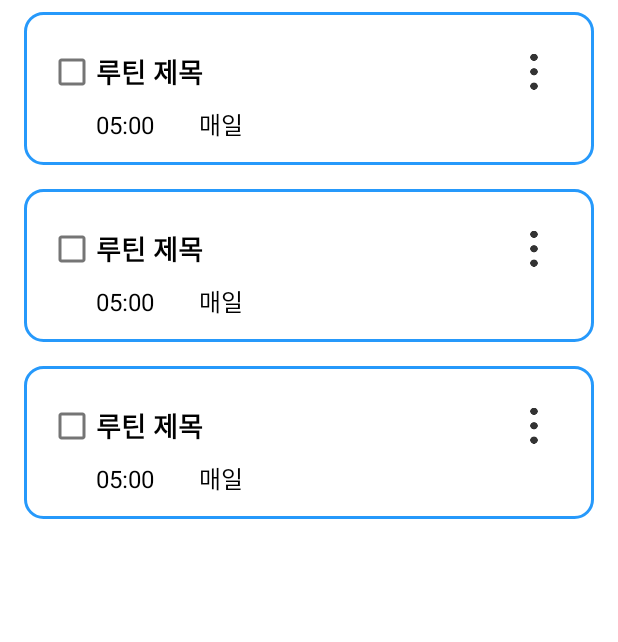
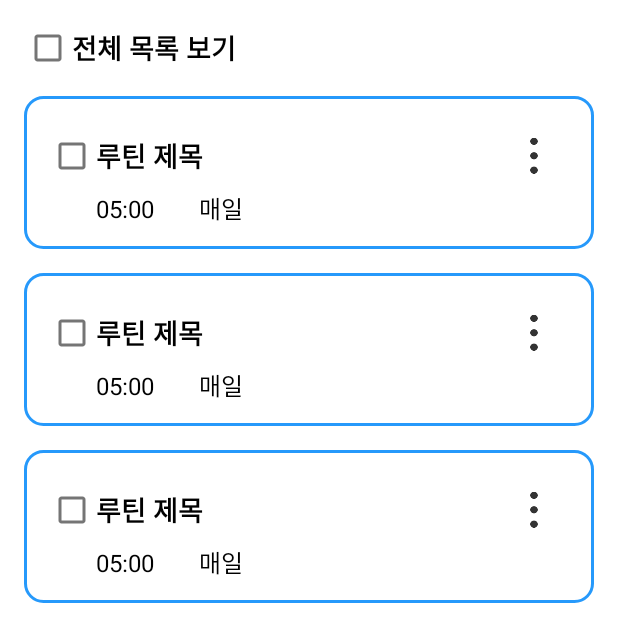
Before and after one commit to seahahn/routine_maker, an Android app: the layout fragment_main_routine.xml on its own in the app's theme, with its tools: preview values and no code run, on a phone screen of 412 x 824 dp. Shown: the top 642 px of the screen. Run offline under Robolectric (Android 15) with nearby library versions, the phone set to English and light mode, and no system bars.

Commit message:
MainRoutineFragment list function upgraded

```diff
--- a/app/src/main/res/layout/fragment_main_routine.xml
+++ b/app/src/main/res/layout/fragment_main_routine.xml
@@ -1,5 +1,5 @@
 <?xml version="1.0" encoding="utf-8"?>
-<FrameLayout
+<androidx.constraintlayout.widget.ConstraintLayout
         xmlns:android="http://schemas.android.com/apk/res/android"
         xmlns:app="http://schemas.android.com/apk/res-auto"
         xmlns:tools="http://schemas.android.com/tools"
@@ -7,14 +7,24 @@
         android:layout_height="match_parent"
         tools:context=".main.MainRoutineFragment">
 
+    <CheckBox
+            android:id="@+id/showAll"
+            android:text="@string/showAll"
+            style="@style/txt_title"
+            android:layout_width="wrap_content"
+            android:layout_height="wrap_content" app:layout_constraintStart_toStartOf="parent"
+            android:layout_marginStart="16dp" app:layout_constraintTop_toTopOf="parent"
+            android:layout_marginTop="8dp"/>
+
     <androidx.recyclerview.widget.RecyclerView
             android:layout_width="match_parent"
-            android:layout_height="match_parent"
+            android:layout_height="wrap_content"
             app:layoutManager="androidx.recyclerview.widget.LinearLayoutManager"
             android:orientation="vertical"
             android:id="@+id/rtList"
-            tools:listitem="@layout/item_routine">
+            tools:listitem="@layout/item_routine" app:layout_constraintTop_toBottomOf="@+id/showAll"
+            app:layout_constraintStart_toStartOf="parent" app:layout_constraintEnd_toEndOf="parent">
 
     </androidx.recyclerview.widget.RecyclerView>
 
-</FrameLayout>
+</androidx.constraintlayout.widget.ConstraintLayout>
--- a/app/src/main/res/values/strings.xml
+++ b/app/src/main/res/values/strings.xml
@@ -116,6 +116,7 @@
     <string name="rt">rt</string>
     <string name="todo">todo</string>
 
+    <string name="showAll">전체 목록 보기</string>
     <string name="rtTitle">루틴 제목</string>
     <string name="rtTitlePh">루틴의 제목을 입력해주세요</string>
     <string name="todoTitle">할 일 제목</string>
```
Also changed, not shown: app/src/main/java/com/seahahn/routinemaker/main/MainRoutineFragment.kt (+76 -21 lines), app/src/main/java/com/seahahn/routinemaker/main/RtViewHolder.kt (+11 -1 lines), app/src/main/java/com/seahahn/routinemaker/util/Main.kt (+11 -27 lines).
